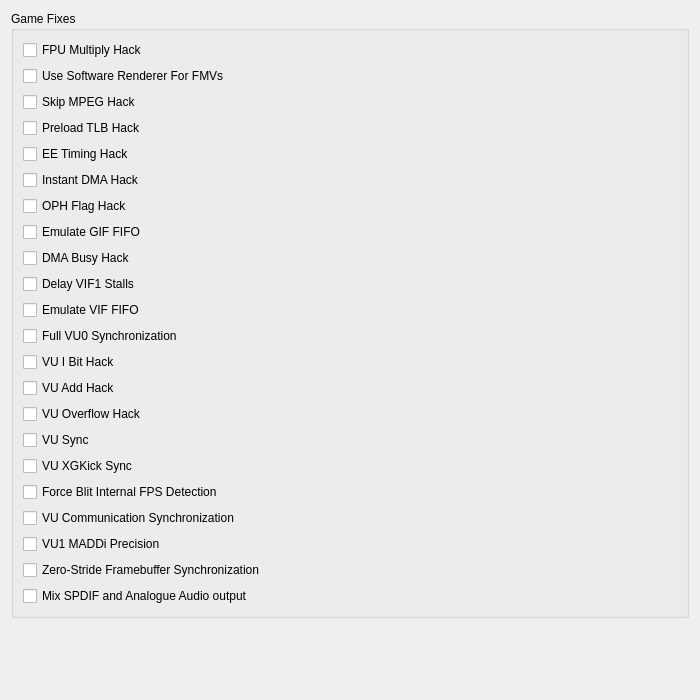
Before: the Qt Designer form pcsx2-qt/Settings/GameFixSettingsWidget.ui in AITUS95/pcsx2-reliquary, drawn with Qt 5.
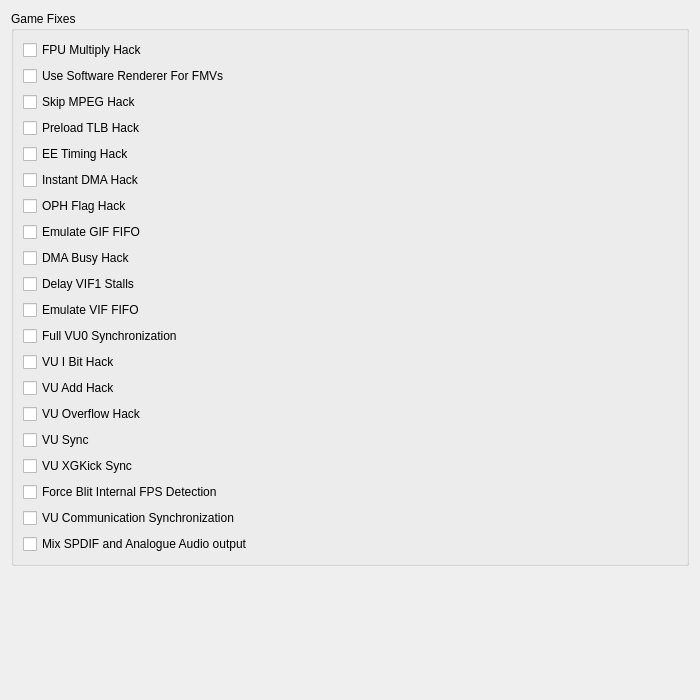
After: the same form once the commit is applied.

Diff of the .ui file:
```diff
--- a/pcsx2-qt/Settings/GameFixSettingsWidget.ui
+++ b/pcsx2-qt/Settings/GameFixSettingsWidget.ui
@@ -150,20 +150,6 @@
         </property>
        </widget>
       </item>
-      <item>
-       <widget class="QCheckBox" name="VU1MaddiHack">
-        <property name="text">
-         <string>VU1 MADDi Precision</string>
-        </property>
-       </widget>
-      </item>
-      <item>
-       <widget class="QCheckBox" name="GSZeroStrideHack">
-        <property name="text">
-         <string>Zero-Stride Framebuffer Synchronization</string>
-        </property>
-       </widget>
-      </item>
       <item>
        <widget class="QCheckBox" name="MixSpdifAnalogHack">
         <property name="text">
```
Left out of the diff: 2 changed lines with no effect on the pictures.
